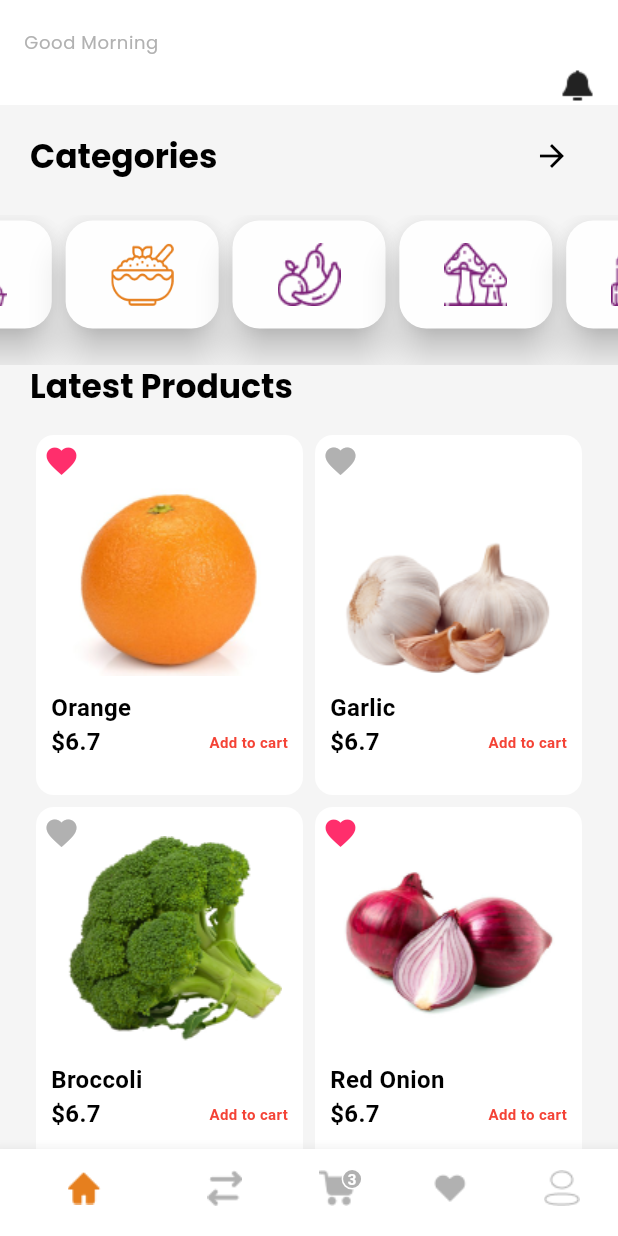
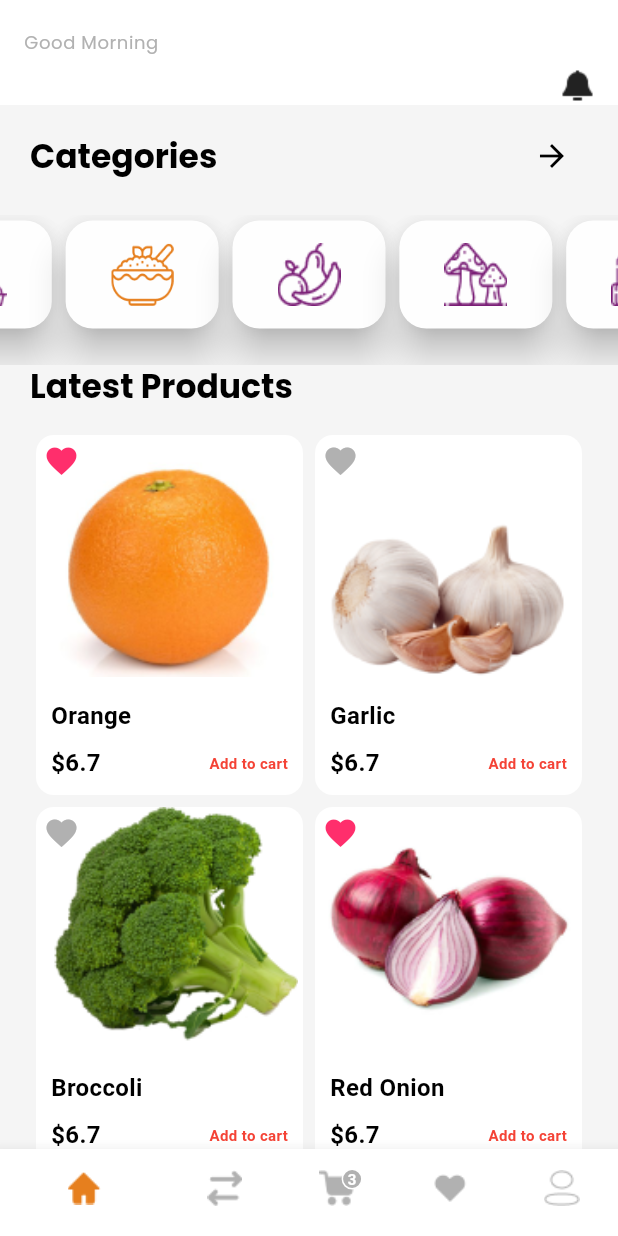
Before and after one commit to Micheduc25/jjmalltest, a Flutter app: the NavBarScreen screen opened by its route, on a phone screen of 412 x 824 dp. Run offline on Flutter 3.47's test engine with Material 2 defaults, Android fonts, the phone set to English and light mode, and no system bars; drawn by our look-alikes of carousel_slider; our stand-ins replace dio, fluttertoast, google_fonts, shared_preferences; accounts and stored records are empty.

Commit message:
fixed home screen layout for different screen sizes

```diff
--- a/lib/components/product_card.dart
+++ b/lib/components/product_card.dart
@@ -21,32 +21,45 @@ class ProductCard extends StatelessWidget {
   Widget build(BuildContext context) {
     return InkWell(
       onTap: onTap,
-      child: Card(
+      child: LayoutBuilder(builder: (context, constraints) {
+        return Card(
           elevation: 0,
+          clipBehavior: Clip.antiAlias,
           child: Stack(
             children: [
-            Padding(
+              Column(
+                crossAxisAlignment: CrossAxisAlignment.start,
+                mainAxisAlignment: MainAxisAlignment.spaceBetween,
+                children: [
+                  Align(
+                    alignment: Alignment.topCenter,
+                    child: Image.asset(
+                      "assets/images/" + image,
+                      height: constraints.maxHeight * 0.65,
+                      fit: BoxFit.cover,
+                    ),
+                  ),
+                  SizedBox(
+                    height: constraints.maxHeight * 0.3,
+                    child: Padding(
                       padding: const EdgeInsets.all(10.0),
                       child: Column(
                         crossAxisAlignment: CrossAxisAlignment.start,
+                        mainAxisSize: MainAxisSize.min,
+                        mainAxisAlignment: MainAxisAlignment.spaceBetween,
                         children: [
-                  Align(
-                    alignment: Alignment.center,
-                    child: Image.asset(
-                      "assets/images/" + image,
-                      height: 160,
-                    ),
-                  ),
                           Text(
                             title,
-                    style: TextStyle(fontSize: 16, fontWeight: FontWeight.bold),
+                            style: TextStyle(
+                                fontSize: 16, fontWeight: FontWeight.bold),
                           ),
                           Row(
                             mainAxisAlignment: MainAxisAlignment.spaceBetween,
                             children: [
                               Text("\$" + price.toString(),
                                   style: TextStyle(
-                              fontSize: 16, fontWeight: FontWeight.bold)),
+                                      fontSize: 16,
+                                      fontWeight: FontWeight.bold)),
                               InkWell(
                                   onTap: () {},
                                   child: Text(
@@ -57,9 +70,12 @@ class ProductCard extends StatelessWidget {
                                         fontWeight: FontWeight.bold),
                                   ))
                             ],
+                          ),
+                        ],
+                      ),
+                    ),
                   )
                 ],
-              ),
               ),
               Positioned(
                   top: 5,
@@ -72,7 +88,8 @@ class ProductCard extends StatelessWidget {
                   ))
             ],
           ),
-      ),
+        );
+      }),
     );
   }
 }
--- a/lib/controllers/cart_controller.dart
+++ b/lib/controllers/cart_controller.dart
@@ -54,9 +54,11 @@ class CartController with ChangeNotifier {
   }
 
   Future<void> placeOrder(BuildContext context) async {
+    if (isLoading) return;
+
     isLoading = true;
     notifyListeners();
-    await Future.delayed(Duration(seconds: 3));
+    await Future.delayed(Duration(seconds: 1, milliseconds: 500));
     isLoading = false;
     notifyListeners();
 
--- a/lib/screens/cart.dart
+++ b/lib/screens/cart.dart
@@ -100,10 +100,13 @@ class CartScreen extends StatelessWidget {
                           cartProvider.placeOrder(context);
                         },
                         child: Provider.of<CartController>(context).isLoading
-                            ? Center(
-                                child: CircularProgressIndicator(
-                                  color:
-                                      Theme.of(context).colorScheme.onSurface,
+                            ? Padding(
+                                padding: const EdgeInsets.all(5.0),
+                                child: Center(
+                                  child: CircularProgressIndicator(
+                                    color:
+                                        Theme.of(context).colorScheme.onSurface,
+                                  ),
                                 ),
                               )
                             : Text("Place Order".toUpperCase())),
--- a/lib/screens/home.dart
+++ b/lib/screens/home.dart
@@ -106,7 +106,11 @@ class HomeScreen extends StatelessWidget {
             Padding(
                 padding: const EdgeInsets.symmetric(horizontal: 20.0),
                 child: GridView.count(
-                  crossAxisCount: 2,
+                  crossAxisCount: MediaQuery.sizeOf(context).width < 350
+                      ? 1
+                      : MediaQuery.sizeOf(context).width < 700
+                          ? 2
+                          : (MediaQuery.sizeOf(context).width / 300).round(),
                   shrinkWrap: true,
                   physics: NeverScrollableScrollPhysics(),
                   childAspectRatio: 3 / 4,
```
Also changed, not shown: pubspec.yaml (+1 -15 lines), assets/images/banana.png, assets/images/ic_launcher.png (added), pubspec.lock, 34 other files. Lines whose indentation alone changed are shown as unchanged.
